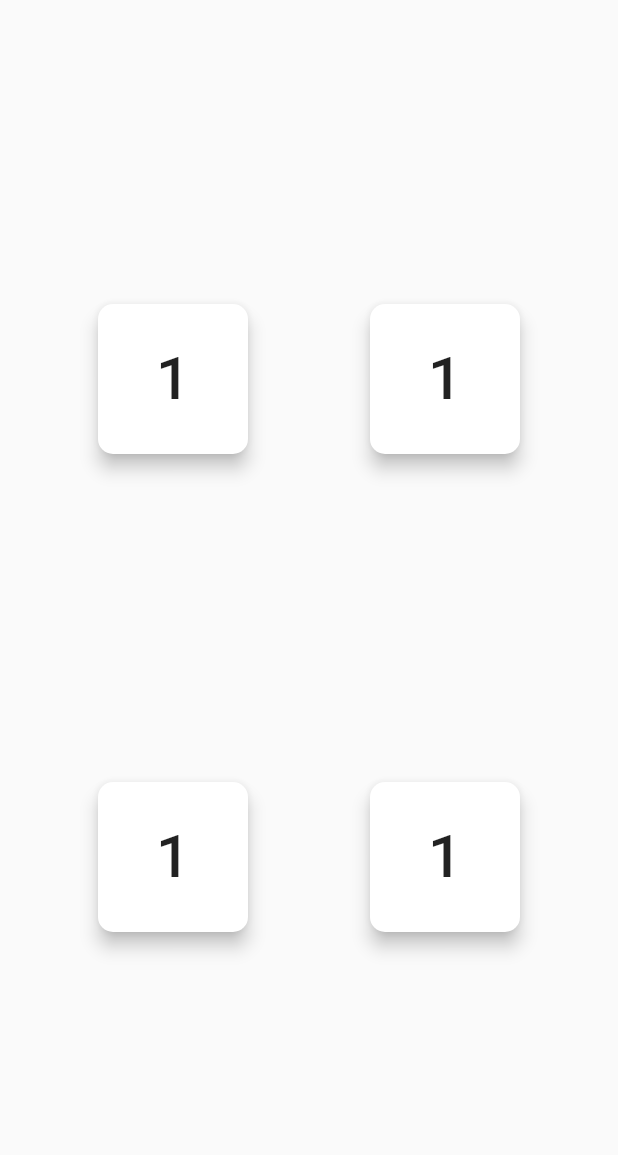
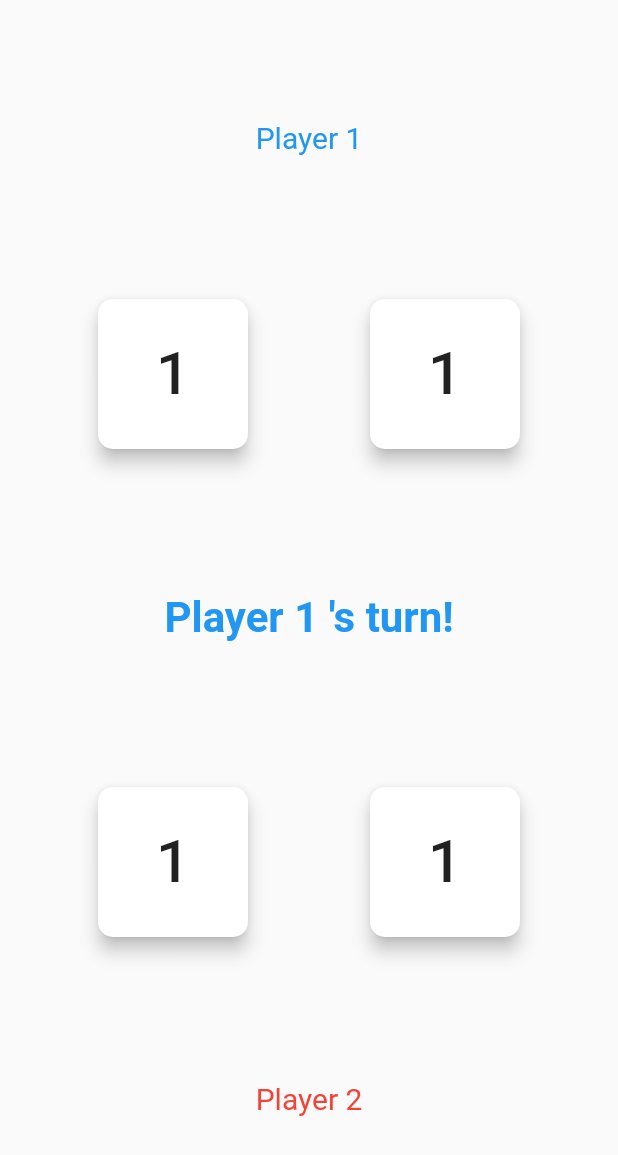
Before and after one commit to ricky9667/Fingers, a Flutter app: the screen it shows after launch, on a phone screen of 412 x 824 dp. Shown: the top 1155 px of the screen. Run offline on Flutter 3.47's test engine with Material 2 defaults, Android fonts, the phone set to English and light mode, and no system bars.

Commit message:
Add winning condition

```diff
--- a/lib/pages/game_page.dart
+++ b/lib/pages/game_page.dart
@@ -18,12 +18,28 @@ class GamePanel extends StatefulWidget {
 
 class _GamePanelState extends State<GamePanel> {
   List<int> numbers = List.filled(4, 1);
-  int chosenIndex = -1;
-  int currentPlayer = 1;
-  int numberLimit = 9;
+  int chosenIndex, currentPlayer, numberLimit;
+  String message = "";
+
+  _GamePanelState() {
+    initGame();
+  }
+
+  void initGame() {
+    chosenIndex = -1;
+    currentPlayer = 1;
+    numberLimit = 9;
+    message = "Player $currentPlayer \'s turn!";
+  }
+
+  void endGame(int winner) {
+    currentPlayer = winner;
+    message = "Player $winner wins!";
+  }
 
   void switchPlayer() {
     currentPlayer = (currentPlayer == 1) ? 2 : 1;
+    message = "Player $currentPlayer \'s turn!";
   }
 
   void addNumberToIndex({int add, int index}) {
@@ -38,6 +54,12 @@ class _GamePanelState extends State<GamePanel> {
       if (index >= 2) return true;
     }
     return false;
+  }
+
+  int getWinner() {
+    if (numbers[0] == 0 && numbers[1] == 0) return 2;
+    if (numbers[2] == 0 && numbers[3] == 0) return 1;
+    return 0;
   }
 
   void playerOnPressed(int pressedIndex) {
@@ -60,6 +82,8 @@ class _GamePanelState extends State<GamePanel> {
       chosenIndex = -1;
       switchPlayer();
     }
+    int winner = getWinner();
+    if (winner != 0) endGame(winner);
   }
 
   @override
@@ -68,13 +92,19 @@ class _GamePanelState extends State<GamePanel> {
       child: Column(
         mainAxisAlignment: MainAxisAlignment.spaceEvenly,
         children: [
+          Text(
+            'Player 1',
+            style: TextStyle(
+              fontSize: 20.0,
+              color: Colors.blue,
+            ),
+          ),
           Row(
             mainAxisAlignment: MainAxisAlignment.spaceEvenly,
             children: [
               PlayerButton(
                 buttonPressed: () {
                   setState(() => playerOnPressed(0));
-                  print('Player 1: right hand clicked');
                 },
                 buttonText: numbers[0] != 0 ? numbers[0].toString() : "",
                 backgroundColor: chosenIndex == 0 ? Colors.blue : Colors.white,
@@ -82,7 +112,6 @@ class _GamePanelState extends State<GamePanel> {
               PlayerButton(
                 buttonPressed: () {
                   setState(() => playerOnPressed(1));
-                  print('Player 1: left hand clicked');
                 },
                 buttonText: numbers[1] != 0 ? numbers[1].toString() : "",
                 backgroundColor:
@@ -90,13 +119,20 @@ class _GamePanelState extends State<GamePanel> {
               ),
             ],
           ),
+          Text(
+            message,
+            style: TextStyle(
+              fontSize: 28.0,
+              fontWeight: FontWeight.bold,
+              color: (currentPlayer == 1) ? Colors.blue : Colors.red,
+            ),
+          ),
           Row(
             mainAxisAlignment: MainAxisAlignment.spaceEvenly,
             children: [
               PlayerButton(
                 buttonPressed: () {
                   setState(() => playerOnPressed(2));
-                  print('Player 2: left hand clicked');
                 },
                 buttonText: numbers[2] != 0 ? numbers[2].toString() : "",
                 backgroundColor: (chosenIndex == 2 ? Colors.red : Colors.white),
@@ -104,13 +140,19 @@ class _GamePanelState extends State<GamePanel> {
               PlayerButton(
                 buttonPressed: () {
                   setState(() => playerOnPressed(3));
-                  print('Player 2: right hand clicked');
                 },
                 buttonText: numbers[3] != 0 ? numbers[3].toString() : "",
                 backgroundColor: (chosenIndex == 3 ? Colors.red : Colors.white),
               ),
             ],
-          )
+          ),
+          Text(
+            'Player 2',
+            style: TextStyle(
+              fontSize: 20.0,
+              color: Colors.red,
+            ),
+          ),
         ],
       ),
     );
```
